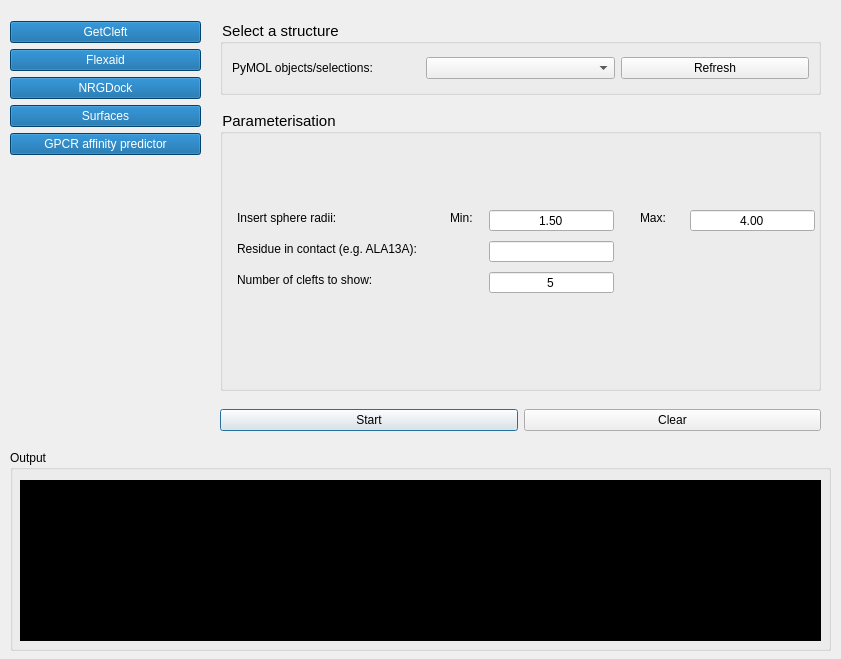
Before: the Qt Designer form demowidget2.ui in ThomasDesc/NRG_plugin, drawn with Qt 5.
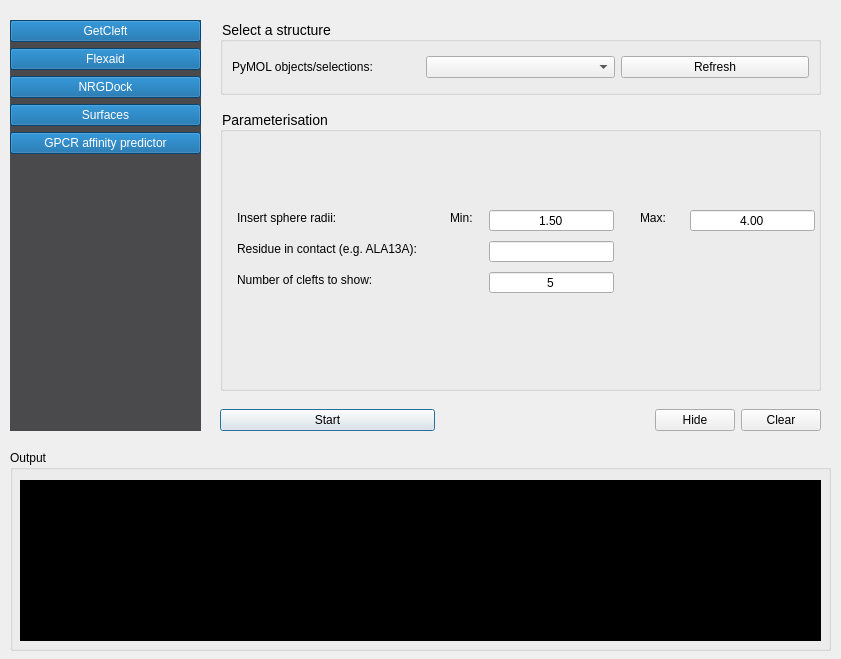
After: the same form once the commit is applied.

What changed in the file:
```diff
--- a/demowidget2.ui
+++ b/demowidget2.ui
@@ -20,41 +20,25 @@
    <property name="geometry">
     <rect>
      <x>10</x>
-     <y>0</y>
+     <y>20</y>
      <width>191</width>
-     <height>441</height>
+     <height>411</height>
     </rect>
    </property>
    <property name="styleSheet">
     <string notr="true">QWidget{
-	backgroud-color:rgb(74, 73, 75)
+	background-color:rgb(74, 73, 75)
 }
 QPushButton{
 	background-color: rgb(0,92,157);
 	color:rgb(255, 255, 255)
 }
 QPushButton:checked{
-	background-color: rgb(0,0,0);
+	background-color: rgb(0,255,0);
 	color:rgb(255, 255, 255)
 }</string>
    </property>
    <layout class="QVBoxLayout" name="verticalLayout_2">
-    <item>
-     <spacer name="verticalSpacer_2">
-      <property name="orientation">
-       <enum>Qt::Vertical</enum>
-      </property>
-      <property name="sizeType">
-       <enum>QSizePolicy::Minimum</enum>
-      </property>
-      <property name="sizeHint" stdset="0">
-       <size>
-        <width>20</width>
-        <height>21</height>
-       </size>
-      </property>
-     </spacer>
-    </item>
     <item>
      <widget class="QPushButton" name="button_getcleft">
       <property name="styleSheet">
@@ -192,7 +176,7 @@
      </property>
      <property name="styleSheet">
       <string notr="true">QGroupBox{
-font-size:15px;
+font-size:14px;
 }</string>
      </property>
      <property name="title">
@@ -229,7 +213,7 @@
      </property>
      <property name="styleSheet">
       <string notr="true">QGroupBox{
-font-size:15px;
+font-size:14px;
 }</string>
      </property>
      <property name="title">
@@ -374,6 +358,12 @@
      <layout class="QHBoxLayout" name="horizontalLayout">
       <item>
        <widget class="QPushButton" name="button_start">
+        <property name="sizePolicy">
+         <sizepolicy hsizetype="Expanding" vsizetype="Fixed">
+          <horstretch>0</horstretch>
+          <verstretch>0</verstretch>
+         </sizepolicy>
+        </property>
         <property name="styleSheet">
          <string notr="true"/>
         </property>
@@ -386,7 +376,30 @@
        </widget>
       </item>
       <item>
-       <widget class="QPushButton" name="button_clear">
+       <spacer name="horizontalSpacer">
+        <property name="orientation">
+         <enum>Qt::Horizontal</enum>
+        </property>
+        <property name="sizeHint" stdset="0">
+         <size>
+          <width>40</width>
+          <height>20</height>
+         </size>
+        </property>
+       </spacer>
+      </item>
+      <item>
+       <widget class="QPushButton" name="button_hide">
+        <property name="text">
+         <string>Hide</string>
+        </property>
+        <property name="checkable">
+         <bool>true</bool>
+        </property>
+       </widget>
+      </item>
+      <item>
+       <widget class="QPushButton" name="pushButton">
         <property name="text">
          <string>Clear</string>
         </property>
```
Left out of the diff: 16 changed lines with no effect on the pictures.
